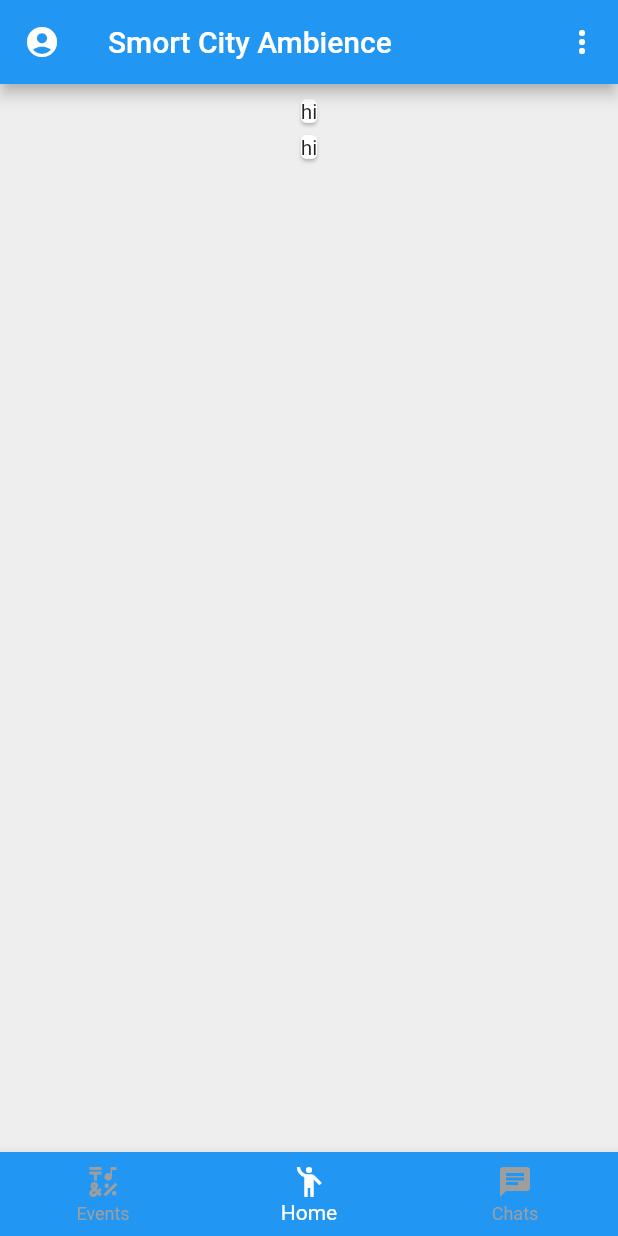
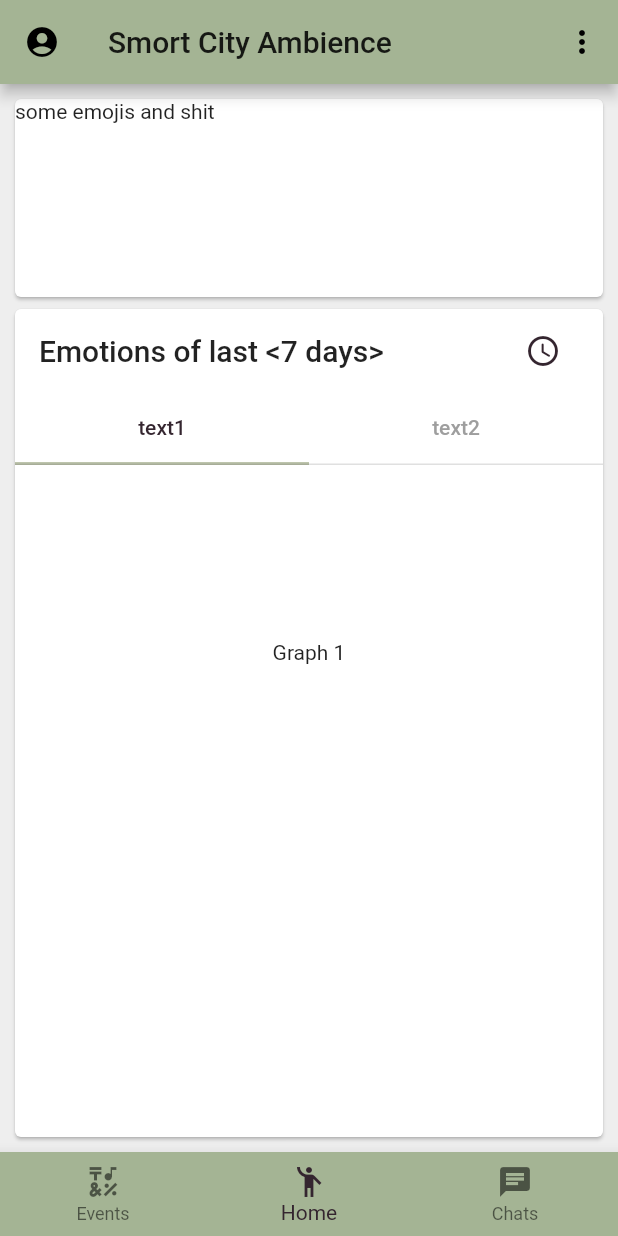
Before and after one commit to S-ecki/smart-city-ambience, a Flutter app: the NavbarScreen screen opened by its route, on a phone screen of 412 x 824 dp. Run offline on Flutter 3.47's test engine with Material 2 defaults, Android fonts, the phone set to English and light mode, and no system bars; our stand-ins replace email_validator, firebase_auth, firebase_core; accounts and stored records are empty.

Commit message:
layout of homescreen + themeing

```diff
--- a/lib/navbar/navbar_screen.dart
+++ b/lib/navbar/navbar_screen.dart
@@ -29,9 +29,6 @@ class _NavbarScreenState extends State<NavbarScreen> {
       currentIndex: _selectedPageIndex,
       type: BottomNavigationBarType.fixed,
       backgroundColor: Theme.of(context).primaryColor,
-      selectedItemColor: Colors.white,
-      unselectedItemColor: Colors.grey,
-      unselectedLabelStyle: TextStyle(color: Colors.grey),
       items: <BottomNavigationBarItem>[
         BottomNavigationBarItem(
           icon: Icon(Icons.emoji_symbols),
--- /dev/null
+++ b/lib/screens/home/emotion_input.dart
@@ -0,0 +1,13 @@
+
+import 'package:flutter/material.dart';
+
+class EmotionInput extends StatelessWidget {
+  const EmotionInput({Key key}) : super(key: key);
+
+  @override
+  Widget build(BuildContext context) {
+    return Container(
+      child: Card(child: Text("some emojis and shit")),
+    );
+  }
+}
--- /dev/null
+++ b/lib/screens/home/emotion_output_tabs.dart
@@ -0,0 +1,65 @@
+import 'package:flutter/material.dart';
+
+class EmotionOutputTabs extends StatelessWidget {
+  const EmotionOutputTabs({Key key}) : super(key: key);
+
+  @override
+  Widget build(BuildContext context) {
+    return Card(
+      child: DefaultTabController(
+        length: 2,
+        child: Column(
+          children: [
+            ListTile(
+              title: Text(
+                "Emotions of last <7 days>",
+                style: Theme.of(context).textTheme.headline6,
+              ),
+              trailing: IconButton(
+                icon: Icon(Icons.access_time_rounded),
+                color: Theme.of(context).accentColor,
+                onPressed: () {
+                  //TODO: implement dropdown
+                },
+              ),
+            ),
+            // number of children must correspond to TabView children
+            TabBar(
+              tabs: [
+                Tab(
+                  text: "text1",
+                ),
+                Tab(
+                  text: "text2",
+                ),
+              ],
+            ),
+            Divider(
+              height: 0,
+              thickness: 1,
+            ),
+            // fixed height for Tab content
+            SizedBox(
+              height: 250,
+              child: TabBarView(
+                children: [
+                  Center(child: Text("Graph 1")),
+                  Center(child: Text("Graph 2")),
+                ],
+              ),
+            )
+          ],
+        ),
+      ),
+    );
+  }
+}
+
+// class EmotionOutput extends StatelessWidget {
+//   Widget graph;
+
+//   @override
+//   Widget build(BuildContext context) {
+//     return LayoutBuilder(builder: (context, dimens) {return SizedBox(height: dimens, child: graph,)});
+//   }
+// }
--- a/lib/screens/home/home_screen.dart
+++ b/lib/screens/home/home_screen.dart
@@ -1,4 +1,6 @@
 import 'package:flutter/material.dart';
+import 'package:smart_city_ambience/screens/home/emotion_input.dart';
+import 'package:smart_city_ambience/screens/home/emotion_output_tabs.dart';
 
 class HomeScreen extends StatelessWidget {
   const HomeScreen({Key key}) : super(key: key);
@@ -11,19 +13,26 @@ class HomeScreen extends StatelessWidget {
       height: double.infinity,
       // background color
       color: Theme.of(context).backgroundColor,
-      // this makes the column scrollable -> prevents pixel overflow on smaller phones
-      child: SingleChildScrollView(
-        // distributing padding between outer container (here) and cards makes
-        // sure that padding on the edges and in between cards is the same
-        // resulting padding = 12
-        child: Padding(
+      child: Padding(
           padding: const EdgeInsets.all(6),
-          child: Column(children: [
-            Card(child: Text("hi"),),
-            Card(child: Text("hi"),),
-          ],),
-        ),
-      ),
+          child: LayoutBuilder(
+            builder: (context, dimens) {
+              return Column(
+                children: [
+                  SizedBox(
+                    height: dimens.maxHeight * 0.2,
+                    width: dimens.maxWidth,
+                    child: EmotionInput(),
+                  ),
+                  SizedBox(
+                    height: dimens.maxHeight * 0.8,
+                    width: dimens.maxWidth,
+                    child: EmotionOutputTabs(),
+                  ),
+                ],
+              );
+            },
+          )),
     );
   }
 }
--- a/lib/theme/smort_theme.dart
+++ b/lib/theme/smort_theme.dart
@@ -3,22 +3,29 @@ import "package:flutter/material.dart";
 import "material_color_generator.dart";
 
 ThemeData smortTheme(BuildContext context) {
+  final darkAccentColor = Color(0xFF34252F);
+  final accentColor = Color(0xFFBEC5AD);
   return ThemeData(
+    // Material Color with own Color Palette can be created as follows
+    primarySwatch: generateMaterialColor(Color(0xFFA4B494)),
+    accentColor: darkAccentColor,
 
-    primarySwatch: Colors.blue,
+    // primarySwatch: Colors.pink,
+    // accentColor: Colors.amber,
 
     backgroundColor: Colors.grey[200],
 
-    // Material Color with own Color Palette can be created as follows
-    // primarySwatch: generateMaterialColor(Color.fromRGBO(15, 54, 246, 1.0)),
-
-    // common Theme for Tab Components on Report Screen
     tabBarTheme: TabBarTheme(
-      labelColor: Theme.of(context).primaryColor,
+      labelColor: darkAccentColor,
       unselectedLabelColor: Colors.grey,
       indicator: UnderlineTabIndicator(
-        borderSide: BorderSide(color: Theme.of(context).primaryColor, width: 2),
+        borderSide: BorderSide(color: accentColor, width: 2),
       ),
+    ),
+
+    bottomNavigationBarTheme: BottomNavigationBarThemeData(
+      selectedItemColor: darkAccentColor,
+      unselectedLabelStyle: TextStyle(color: Colors.grey),
     ),
 
     // text style for headline/body etc can be defined here (size/ weight/ font...)
```
